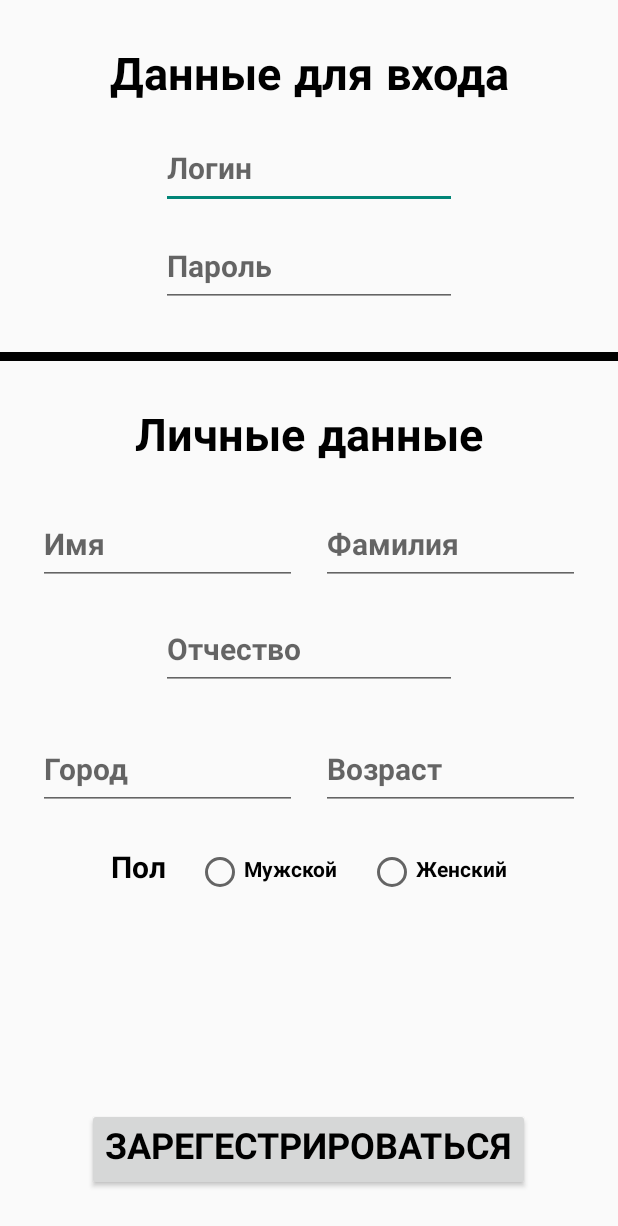
After one commit to PrinterOMG/JoteroApp, an Android app: the Registration screen opened directly, with no data from a screen before it, on a phone screen of 412 x 824 dp. The commit adds this screen. Shown: the top 1226 px of the screen. Run offline under Robolectric (Android 15) with nearby library versions, the phone set to English and light mode, and no system bars; 1 statement that could not run was skipped.

Commit message:
Registration (with error)

```diff
--- a/app/src/main/AndroidManifest.xml
+++ b/app/src/main/AndroidManifest.xml
@@ -9,7 +9,7 @@
         android:roundIcon="@mipmap/ic_launcher_round"
         android:supportsRtl="true"
         android:theme="@style/Theme.AppCompat.Light.NoActionBar">
-
+        <activity android:name=".Registration"/>
         <activity android:name=".QuizFeed" />
         <activity android:name=".MainActivity">
             <intent-filter>
@@ -18,9 +18,10 @@
                 <category android:name="android.intent.category.LAUNCHER" />
             </intent-filter>
         </activity>
+
         <meta-data
             android:name="preloaded_fonts"
             android:resource="@array/preloaded_fonts" />
-</application>
+    </application>
 
 </manifest>
--- a/app/src/main/java/com/example/joteroapp/MainActivity.kt
+++ b/app/src/main/java/com/example/joteroapp/MainActivity.kt
@@ -15,5 +15,10 @@ class MainActivity : AppCompatActivity() {
             startActivity(quizFeedIntent)
         }
 
+        button_to_registration.setOnClickListener {
+            val registerIntent = Intent(this, Registration::class.java)
+            startActivity(registerIntent)
+        }
+
     }
 }
--- /dev/null
+++ b/app/src/main/java/com/example/joteroapp/Registration.kt
@@ -0,0 +1,24 @@
+package com.example.joteroapp
+
+import androidx.appcompat.app.AppCompatActivity
+import android.os.Bundle
+import android.util.Log
+import android.widget.Button
+import kotlinx.android.synthetic.main.activity_registration.*
+
+// Импорт есть
+
+class Registration : AppCompatActivity() {
+    override fun onCreate(savedInstanceState: Bundle?) {
+        super.onCreate(savedInstanceState)
+        setContentView(R.layout.activity_registration)
+    }
+
+    val button: Button = findViewById(R.id.button_register) // Пробовал так кнопку получить, но к ней (переменной) почему что нельзя обратиться
+
+    button.setOnClickListener {Log.d("check", "ok")} // Чё за хуйня?
+
+    register_button.setOnClickListener {Log.d("check", "ok")} // Чё за хуйня опять?
+
+    // ПОМОГИИИИИИИИИИИИИИИИИИИИИИИИИИИИТЕ
+}
--- a/app/src/main/res/layout/activity_main.xml
+++ b/app/src/main/res/layout/activity_main.xml
@@ -76,4 +76,14 @@
         android:layout_marginStart="15sp"
         android:text="Лента"/>
 
+    <Button
+        android:id="@+id/button_to_registration"
+        android:layout_width="wrap_content"
+        android:layout_height="wrap_content"
+        android:layout_marginBottom="15sp"
+        android:layout_marginStart="15sp"
+        android:layout_alignParentBottom="true"
+        android:layout_toEndOf="@+id/button_to_quiz_feed"
+        android:text="Регистрация"/>
+
 </RelativeLayout>
--- a/app/src/main/res/layout/activity_quiz_feed.xml
+++ b/app/src/main/res/layout/activity_quiz_feed.xml
@@ -24,7 +24,7 @@
         android:id="@+id/available_quiz_body"/>
 
     <View
-        android:id="@+id/divide_line"
+        android:id="@+id/divide_line_feed"
         android:layout_width="fill_parent"
         android:layout_height="6sp"
         android:layout_below="@+id/available_quiz_body"
@@ -36,7 +36,7 @@
         android:id="@+id/completed_quiz"
         android:layout_width="match_parent"
         android:layout_height="wrap_content"
-        android:layout_below="@+id/divide_line"
+        android:layout_below="@+id/divide_line_feed"
         android:layout_marginTop="30sp"
         android:fontFamily="@font/montserrat_bold"
         android:text="@string/completed_quiz"
--- /dev/null
+++ b/app/src/main/res/layout/activity_registration.xml
@@ -0,0 +1,188 @@
+<?xml version="1.0" encoding="utf-8"?>
+<RelativeLayout xmlns:android="http://schemas.android.com/apk/res/android"
+    xmlns:app="http://schemas.android.com/apk/res-auto"
+    xmlns:tools="http://schemas.android.com/tools"
+    android:layout_width="match_parent"
+    android:layout_gravity="center"
+    android:layout_height="match_parent"
+    tools:context=".Registration">
+
+    <TextView
+        android:id="@+id/login_data"
+        android:layout_width="match_parent"
+        android:layout_height="wrap_content"
+        android:textAlignment="center"
+        android:layout_marginTop="30sp"
+        android:textSize="30sp"
+        android:textColor="@color/black"
+        android:fontFamily="@font/montserrat_bold"
+        android:text="@string/login_data"/>
+
+    <EditText
+        android:id="@+id/login_input"
+        android:layout_width="wrap_content"
+        android:layout_height="wrap_content"
+        android:layout_centerInParent="true"
+        android:layout_below="@+id/login_data"
+        android:layout_marginTop="15sp"
+        android:ems="8"
+        android:textSize="20sp"
+        android:fontFamily="@font/montserrat_bold"
+        android:hint="@string/login" />
+
+    <EditText
+        android:id="@+id/password_input"
+        android:layout_width="wrap_content"
+        android:layout_height="wrap_content"
+        android:ems="8"
+        android:textSize="20sp"
+        android:layout_below="@+id/login_input"
+        android:layout_marginTop="15sp"
+        android:layout_centerInParent="true"
+        android:fontFamily="@font/montserrat_bold"
+        android:hint="@string/password"/>
+
+    <View
+        android:id="@+id/divide_line_register"
+        android:layout_width="match_parent"
+        android:layout_height="6sp"
+        android:layout_below="@+id/password_input"
+        tools:ignore="SmallSp"
+        android:layout_marginTop="30sp"
+        android:background="@color/black"
+        />
+
+    <TextView
+        android:id="@+id/personal_data"
+        android:layout_width="match_parent"
+        android:layout_height="wrap_content"
+        android:layout_below="@+id/divide_line_register"
+        android:layout_marginTop="30sp"
+        android:text="@string/personal_data"
+        android:textAlignment="center"
+        android:textSize="30sp"
+        android:textColor="@color/black"
+        android:fontFamily="@font/montserrat_bold"/>
+
+    <EditText
+        android:id="@+id/name_input"
+        android:layout_width="wrap_content"
+        android:layout_height="wrap_content"
+        android:layout_below="@+id/personal_data"
+        android:layout_marginTop="25sp"
+        android:ems="7"
+        android:layout_marginStart="25sp"
+        android:textSize="20sp"
+        android:fontFamily="@font/montserrat_bold"
+        android:hint="@string/name"/>
+
+    <EditText
+        android:id="@+id/surname_input"
+        android:layout_width="wrap_content"
+        android:layout_height="wrap_content"
+        android:layout_below="@+id/personal_data"
+        android:layout_alignParentEnd="true"
+        android:layout_marginEnd="25sp"
+        android:layout_marginTop="25sp"
+        android:ems="7"
+        android:textSize="20sp"
+        android:fontFamily="@font/montserrat_bold"
+        android:hint="@string/surname"/>
+
+    <EditText
+        android:id="@+id/middleName_input"
+        android:layout_width="wrap_content"
+        android:layout_height="wrap_content"
+        android:layout_below="@+id/name_input"
+        android:layout_centerInParent="true"
+        android:ems="8"
+        android:layout_marginTop="20sp"
+        android:textSize="20sp"
+        android:fontFamily="@font/montserrat_bold"
+        android:hint="@string/middleName"/>
+
+    <EditText
+        android:id="@+id/city_input"
+        android:layout_width="wrap_content"
+        android:layout_height="wrap_content"
+        android:layout_below="@id/middleName_input"
+        android:layout_marginTop="30sp"
+        android:ems="7"
+        android:layout_marginStart="25sp"
+        android:textSize="20sp"
+        android:fontFamily="@font/montserrat_bold"
+        android:hint="@string/city"/>
+
+    <EditText
+        android:id="@+id/age_input"
+        android:layout_width="wrap_content"
+        android:layout_height="wrap_content"
+        android:layout_below="@id/middleName_input"
+        android:layout_alignParentEnd="true"
+        android:layout_marginTop="30sp"
+        android:ems="7"
+        android:layout_marginEnd="25sp"
+        android:textSize="20sp"
+        android:fontFamily="@font/montserrat_bold"
+        android:hint="@string/age"/>
+
+    <LinearLayout
+        android:layout_width="wrap_content"
+        android:layout_height="wrap_content"
+        android:orientation="horizontal"
+        android:layout_below="@id/city_input"
+        android:layout_centerInParent="true"
+        android:layout_marginTop="25sp">
+
+        <TextView
+            android:id="@+id/sex"
+            android:layout_width="wrap_content"
+            android:layout_height="wrap_content"
+            android:textSize="20sp"
+            android:fontFamily="@font/montserrat_bold"
+            android:textColor="@color/black"
+            android:text="@string/sex"/>
+
+        <RadioGroup
+            android:id="@+id/sex_select"
+            android:layout_width="wrap_content"
+            android:layout_height="wrap_content"
+            android:orientation="horizontal">
+
+            <RadioButton
+                android:id="@+id/sex_male"
+                android:layout_width="wrap_content"
+                android:layout_height="wrap_content"
+                android:textSize="14sp"
+                android:fontFamily="@font/montserrat_bold"
+                android:layout_marginStart="20sp"
+                android:textColor="@color/black"
+                android:text="@string/male"/>
+
+            <RadioButton
+                android:id="@+id/sex_female"
+                android:layout_width="wrap_content"
+                android:layout_height="wrap_content"
+                android:textSize="14sp"
+                android:layout_marginStart="20sp"
+                android:fontFamily="@font/montserrat_bold"
+                android:textColor="@color/black"
+                android:text="@string/female"/>
+
+        </RadioGroup>
+
+    </LinearLayout>
+
+    <Button
+        android:id="@+id/button_register"
+        android:layout_width="wrap_content"
+        android:layout_height="wrap_content"
+        android:layout_alignParentBottom="true"
+        android:layout_centerInParent="true"
+        android:layout_marginBottom="30sp"
+        android:fontFamily="@font/montserrat_bold"
+        android:textColor="@color/black"
+        android:textSize="24sp"
+        android:text="@string/register"/>
+
+</RelativeLayout>
--- a/app/src/main/res/values/strings.xml
+++ b/app/src/main/res/values/strings.xml
@@ -4,4 +4,17 @@
     <string name="available_quiz">Доступные опросы</string>
     <string name="yes">Да</string>
     <string name="no">Нет</string>
+    <string name="login_data">Данные для входа</string>
+    <string name="personal_data">Личные данные</string>
+    <string name="login">Логин</string>
+    <string name="password">Пароль</string>
+    <string name="name">Имя</string>
+    <string name="surname">Фамилия</string>
+    <string name="middleName">Отчество</string>
+    <string name="city">Город</string>
+    <string name="age">Возраст</string>
+    <string name="sex">Пол</string>
+    <string name="male">Мужской</string>
+    <string name="female">Женский</string>
+    <string name="register">Зарегестрироваться</string>
 </resources>
--- a/app/src/main/res/values/themes.xml
+++ b/app/src/main/res/values/themes.xml
@@ -13,4 +13,13 @@
         <item name="android:statusBarColor" tools:targetApi="l">?attr/colorPrimaryVariant</item>
         <!-- Customize your theme here. -->
     </style>
+
+    <style name="NoActionBar">
+        <item name="windowActionBar">false</item>
+        <item name="windowNoTitle">true</item>
+    </style>
+
+    <style name="AppBarOverlay" parent="ThemeOverlay.AppCompat.Dark.ActionBar" />
+
+    <style name="PopupOverlay" parent="ThemeOverlay.AppCompat.Light" />
 </resources>
--- a/build.gradle
+++ b/build.gradle
@@ -6,7 +6,7 @@ buildscript {
         jcenter()
     }
     dependencies {
-        classpath "com.android.tools.build:gradle:4.1.2"
+        classpath 'com.android.tools.build:gradle:4.1.3'
         classpath "org.jetbrains.kotlin:kotlin-gradle-plugin:$kotlin_version"
 
         // NOTE: Do not place your application dependencies here; they belong
```
